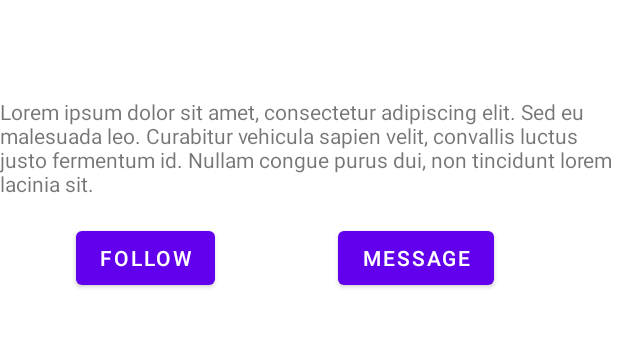
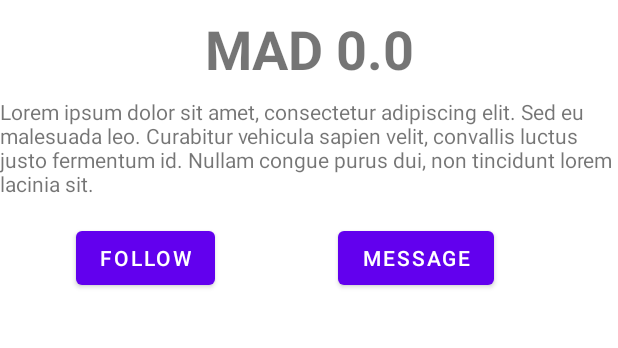
Before and after one commit to MAD11877/mad22-practical-3---event-handling-alfianlion, an Android app: the MainActivity screen opened directly, with no data from a screen before it, on a phone screen of 412 x 824 dp, the part 294-642 px from its top. Run offline under Robolectric (Android 15) with nearby library versions, the phone set to English and light mode, and no system bars.

Commit message:
exercise 3

```diff
--- a/app/src/main/java/sg/edu/np/mad/exercise_2/MainActivity.java
+++ b/app/src/main/java/sg/edu/np/mad/exercise_2/MainActivity.java
@@ -15,7 +15,7 @@ import org.w3c.dom.Text;
 
 public class MainActivity extends AppCompatActivity {
 
-    static class User {
+    class User {
         String name = "";
         String description = "";
         Integer id = 0;
@@ -37,29 +37,24 @@ public class MainActivity extends AppCompatActivity {
         super.onCreate(savedInstanceState);
         setContentView(R.layout.activity_main);
 
+        User initUser = new User(words[1],words[0] + " state", 0,true);
+
         Intent receivingIntent = getIntent();
-        String intentName = receivingIntent.getStringExtra("name");
-        String intentDesc = receivingIntent.getStringExtra("desc");
-        Integer intentId = receivingIntent.getIntExtra("id", 0);
-        Boolean intentFollowed = receivingIntent.getBooleanExtra("followed",true);
-        User initUser = new User(intentName, intentDesc, intentId, intentFollowed);
+        Double intentMsg = receivingIntent.getDoubleExtra("randomNumber",0);
 
         TextView displayTxt = (TextView)findViewById(R.id.textView2);
-        displayTxt.setText(intentName);
+        Log.v(Tag, "Intent Msg: " + intentMsg);
+        displayTxt.setText("MAD " + intentMsg);
 
         Button followButton = (Button)findViewById(R.id.followButton);
-        if (initUser.followed == true){
-            followButton.setText(words[1]);
-        } else {
-            followButton.setText(words[0]);
-        }
+        followButton.setText(initUser.name);
 
         Button messageButton = (Button)findViewById(R.id.messageButton);
 
         followButton.setOnClickListener(new View.OnClickListener() {
             @Override
             public void onClick(View view) {
-                if (initUser.followed == true){
+                if (initUser.followed == true ){
                     initUser.followed = false;
                     followButton.setText(words[0]);
                     Log.v(Tag, "Status change to Unfollow = " + initUser.followed);
```
Also changed, not shown: app/src/main/java/sg/edu/np/mad/exercise_2/ListActivity.java (+24 -72 lines), app/src/main/res/layout/activity_list.xml (+8 -5 lines).
